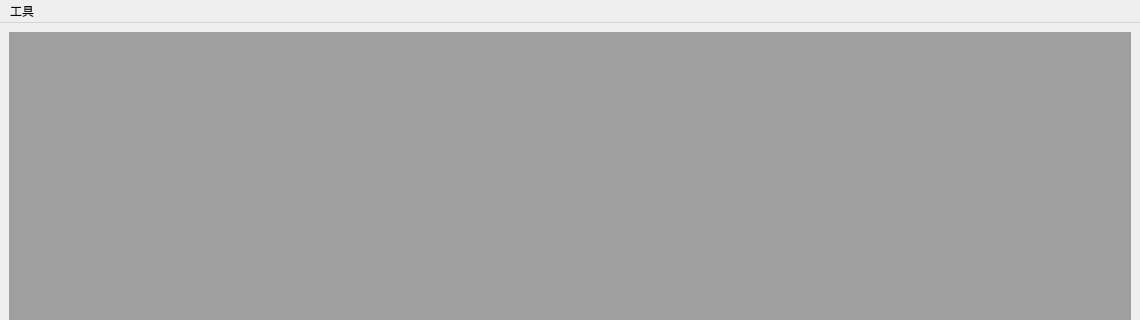
First picture: the form in ui/mainwindow.ui, repository xiaoqinxing/ImageTools, before the edit; both pictures show x 0 to 1140 and y 0 to 320 of the 1140 by 857 pixel window.
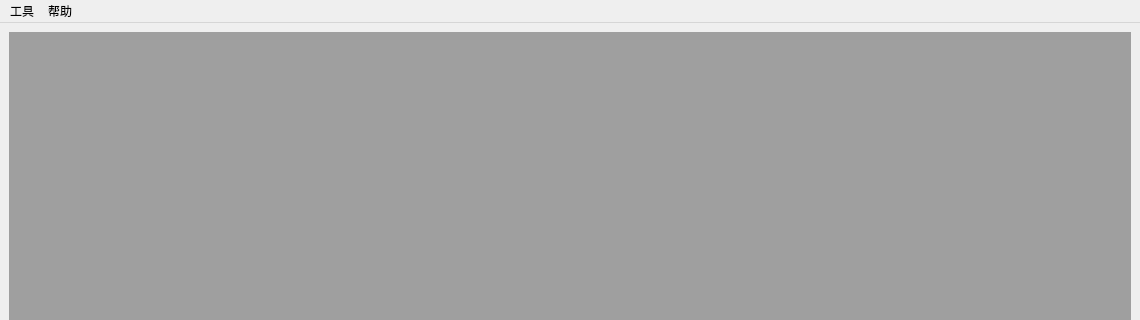
Second picture: the form after the edit. Icons and pictures are not drawn.

Commit message: ADD: 增加帮助页面

Patch:
```diff
--- a/ui/mainwindow.ui
+++ b/ui/mainwindow.ui
@@ -70,7 +70,14 @@
     <addaction name="imageeditor"/>
     <addaction name="af_calc_tool"/>
    </widget>
+   <widget class="QMenu" name="help_button">
+    <property name="title">
+     <string>帮助</string>
+    </property>
+    <addaction name="userguide"/>
+   </widget>
    <addaction name="menu_2"/>
+   <addaction name="help_button"/>
   </widget>
   <action name="field_depth_tool">
    <property name="checkable">
```
Left out of the diff: 10 changed lines with no effect on the pictures. The commit also changes 6 other files.
